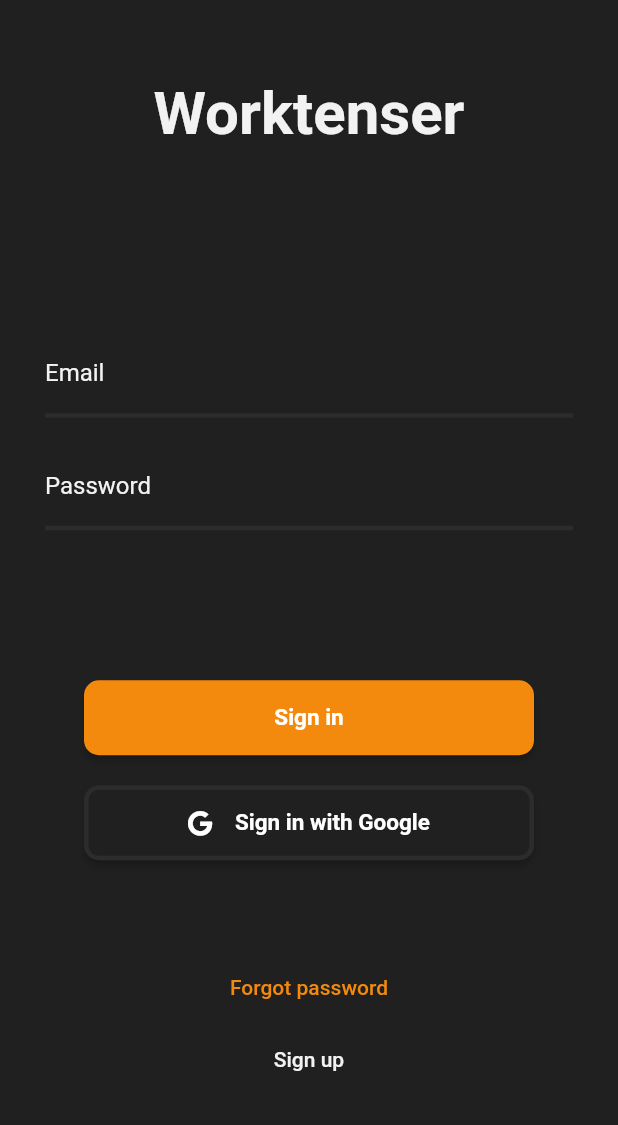
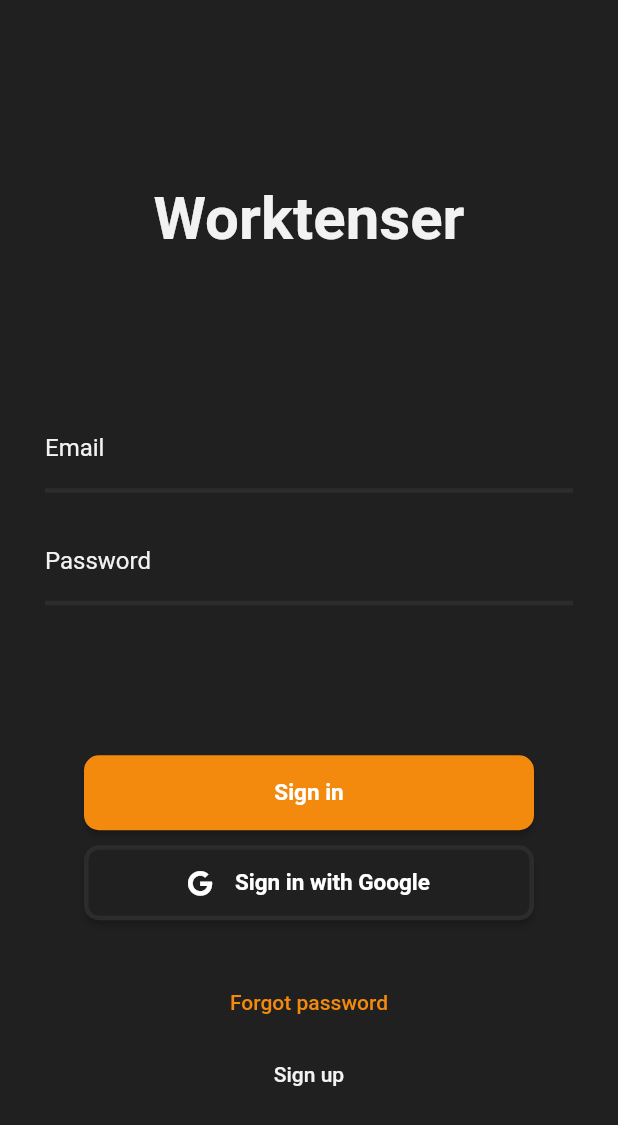
Before and after one commit to gal0wsky/Worktenser, a Flutter app: the LoginPage screen opened directly, on a phone screen of 412 x 824 dp. Shown: the top 1125 px of the screen. Run offline on Flutter 3.47's test engine with Material 2 defaults, Android fonts, the phone set to English and light mode, and no system bars; our stand-ins replace awesome_notifications, bloc, cloud_firestore, equatable, firebase_auth, firebase_core and 5 more; missing offline and left inert: flow_builder, flutter_background_service, flutter_background_service_android, flutter_background_service_ios; accounts and stored records are empty; statements that could not run were skipped.

Commit message:
Little styling on SigninPage

```diff
--- a/lib/features/auth/presentation/pages/login_page.dart
+++ b/lib/features/auth/presentation/pages/login_page.dart
@@ -65,7 +65,9 @@ class LoginForm extends StatelessWidget {
                   child: Column(
                     mainAxisAlignment: MainAxisAlignment.center,
                     children: [
-                      const Text(
+                      const Padding(
+                        padding: EdgeInsets.symmetric(vertical: 100),
+                        child: Text(
                           'Worktenser',
                           style: TextStyle(
                             fontSize: 40,
@@ -73,8 +75,6 @@ class LoginForm extends StatelessWidget {
                             fontWeight: FontWeight.bold,
                           ),
                         ),
-                      const SizedBox(
-                        height: 120,
                       ),
                       EmailInput(
                         valueController: emailController,
@@ -91,7 +91,7 @@ class LoginForm extends StatelessWidget {
                         passwordController: passwordController,
                       ),
                       const SizedBox(
-                        height: 20,
+                        height: 10,
                       ),
                       const GoogleSignInButton(),
                       const SizedBox(
@@ -107,7 +107,7 @@ class LoginForm extends StatelessWidget {
                       const ForgotPasswordButton(),
                       Padding(
                         padding: const EdgeInsets.only(
-                          bottom: 94,
+                          bottom: 84,
                         ),
                         child: TextButton(
                           onPressed: () {
```
Lines whose indentation alone changed are shown as unchanged.
